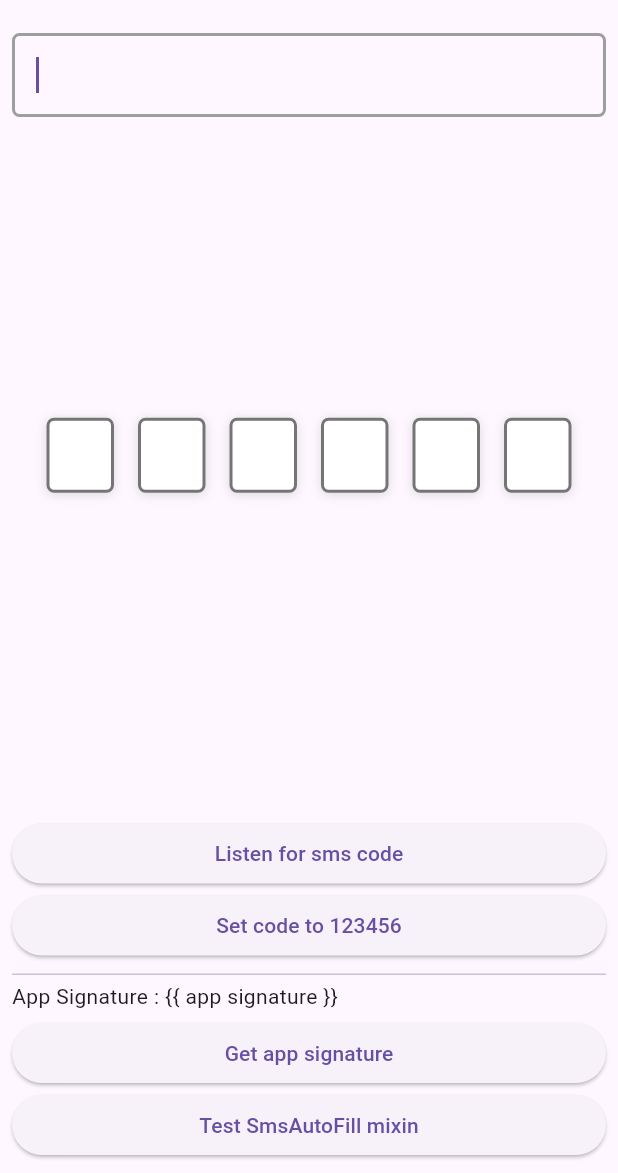
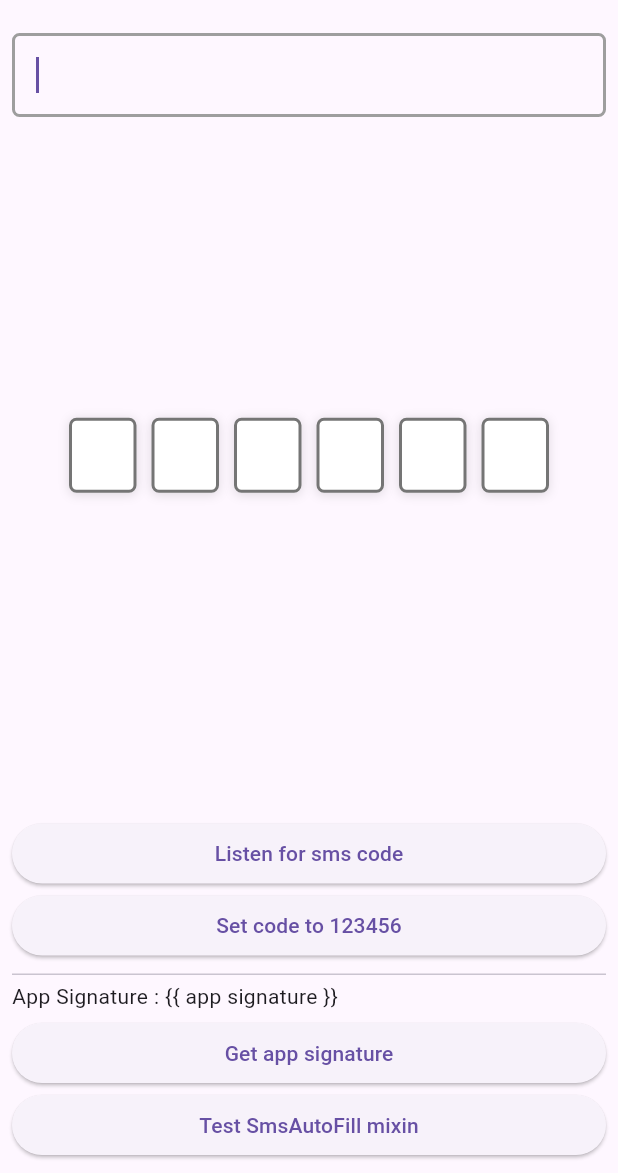
Before and after one commit to Yadav-Sunil/sms_autodetect, a Flutter app: the screen it shows after launch, on a phone screen of 412 x 824 dp, the part 63-1236 px from its top. Run offline on Flutter 3.47's test engine with Material 3 defaults, Android fonts, the phone set to English and light mode, and no system bars.

Commit message:
Resolve issue

```diff
--- a/example/lib/main.dart
+++ b/example/lib/main.dart
@@ -109,7 +109,7 @@ class _HomePageState extends State<HomePage> with SMSAutoFill {
                   }
                 },
                 pinTheme: PinTheme(
-                  fieldOuterPadding: EdgeInsets.only(left: 8, right: 8),
+                  fieldOuterPadding: EdgeInsets.only(left: 5, right: 5),
                   shape: PinCodeFieldShape.box,
                   borderRadius: BorderRadius.circular(5),
                   fieldHeight: 50,
```
